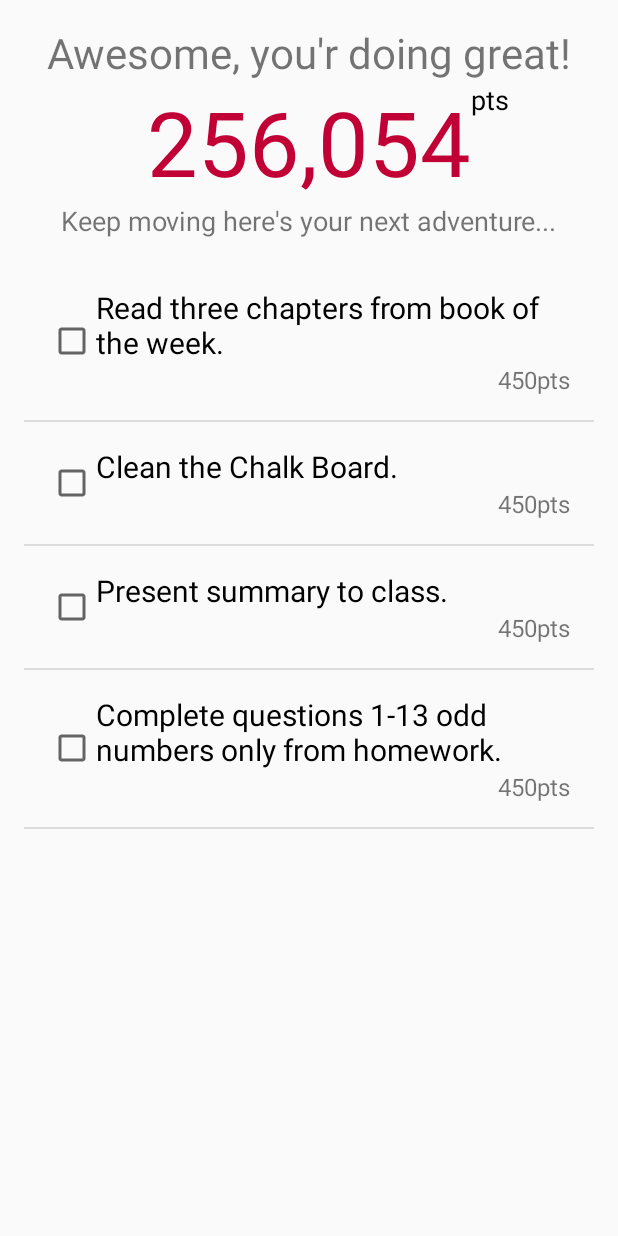
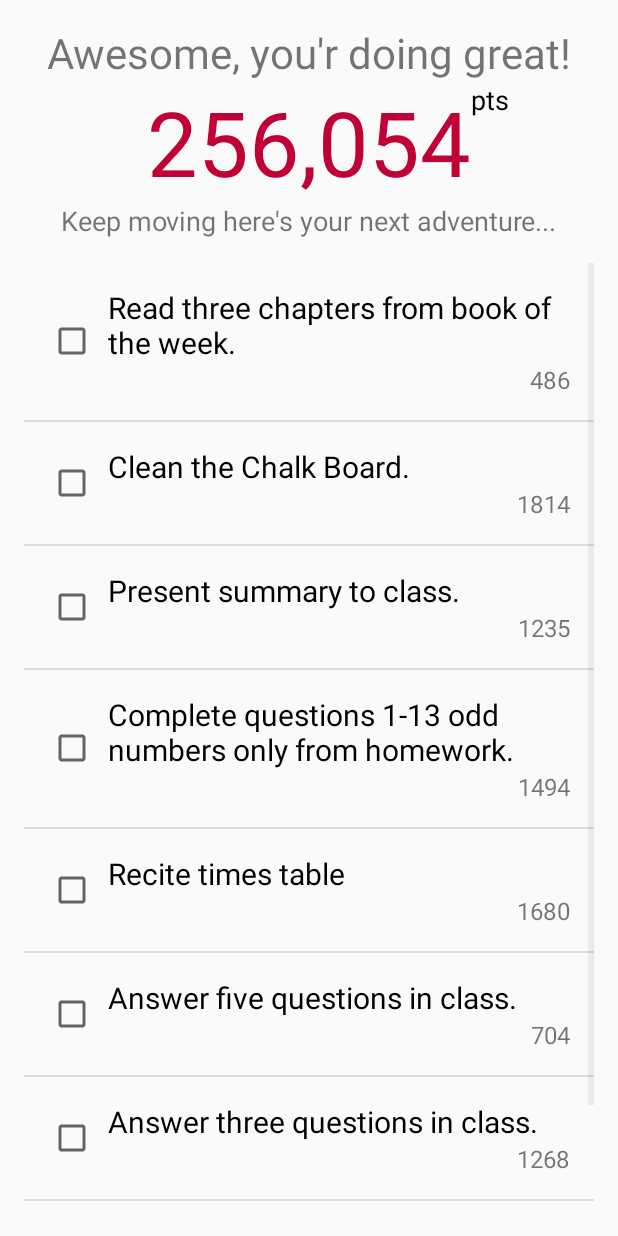
Before and after one commit to antpowell/UrbanCode-TAV, an Android app: the AdventureActivity screen opened directly, with no data from a screen before it, on a phone screen of 412 x 824 dp. Run offline under Robolectric (Android 15) with nearby library versions, the phone set to English and light mode, and no system bars.

Commit message:
adventure activity mostly complete, started on adventure description

```diff
--- a/TAV/app/build.gradle
+++ b/TAV/app/build.gradle
@@ -28,4 +28,5 @@ dependencies {
     compile 'com.android.support:design:25.1.0'
     testCompile 'junit:junit:4.12'
     compile 'com.google.android.gms:play-services-appindexing:8.4.0'
+    compile 'com.github.medyo:fancybuttons:1.8.3'
 }
--- a/TAV/app/src/main/java/com/anthony_powell/tav/AdventureActivity.java
+++ b/TAV/app/src/main/java/com/anthony_powell/tav/AdventureActivity.java
@@ -1,36 +1,59 @@
 package com.anthony_powell.tav;
 
+import android.content.Intent;
+import android.support.design.widget.Snackbar;
 import android.support.v7.app.AppCompatActivity;
 import android.os.Bundle;
+import android.view.DragEvent;
 import android.view.View;
 import android.widget.AdapterView;
 import android.widget.ArrayAdapter;
 import android.widget.ListAdapter;
 import android.widget.ListView;
+import android.widget.TextView;
 import android.widget.Toast;
+
+import java.util.ArrayList;
+import java.util.List;
+import java.util.Random;
 
 public class AdventureActivity extends AppCompatActivity {
 
  ListView listView;
- String[] adventureTitles ={"Read three chapters from book of the week.", "Clean the Chalk Board.", "Present summary to class.",
- "Complete questions 1-13 odd numbers only from homework."};
+ public Intent intent;
+
+ String[] adventureTitles = {"Read three chapters from book of the week.", "Clean the Chalk Board.", "Present summary to class.",
+   "Complete questions 1-13 odd numbers only from homework.", "Recite times table", "Answer five questions in class.", "Answer three questions in class.",
+   "Help pass out pencils."};
+ List<String> points =new ArrayList<String>();
+ AdventureItemAdapter adapter;
+
 
  @Override
  protected void onCreate(Bundle savedInstanceState) {
   super.onCreate(savedInstanceState);
   setContentView(R.layout.activity_adventure);
-  final ListAdapter adapter = new AdventureItemAdapter(this,  adventureTitles);
+
+  Random random = new Random();
+  for(int i = 0; i<=adventureTitles.length-1; i++){
+   points.add(String.valueOf((random.nextInt(1550)+ 450)));
+  }
+
+
+  adapter = new AdventureItemAdapter(this, adventureTitles, points);
   listView = (ListView) findViewById(R.id.adventure_listView);
   listView.setAdapter(adapter);
 
-  listView.setOnItemClickListener(new AdapterView.OnItemClickListener() {
-   @Override
-   public void onItemClick(AdapterView<?> parent, View view, int position, long id) {
-    Toast.makeText(AdventureActivity.this, "Great, now just accept your new adventure: "+ adapter.getItem(position), Toast.LENGTH_SHORT).show();
-   }
-  });
- }
- private void populateListView(){
+  intent = new Intent(AdventureActivity.this, AdventureDescriptionActivity.class);
+//  intent.putExtra("ADVENTURE_DESCRIPTION", adapter.getClickedItemText());
+//  startActivity(intent);
 
  }
+ public void descriptionIntent(){
+  intent = new Intent(AdventureActivity.this, AdventureDescriptionActivity.class);
+  intent.putExtra("ADVENTURE_DESCRIPTION", adapter.getClickedItemText());
+  intent.putExtra("ADVENTURE_POINTS", adapter.getClickedItemPoints());
+  startActivity(intent);
+ }
+
 }
--- a/TAV/app/src/main/java/com/anthony_powell/tav/AdventureItemAdapter.java
+++ b/TAV/app/src/main/java/com/anthony_powell/tav/AdventureItemAdapter.java
@@ -1,21 +1,39 @@
 package com.anthony_powell.tav;
 
+import android.app.Activity;
 import android.content.Context;
+import android.content.Intent;
 import android.support.annotation.NonNull;
 import android.text.Layout;
+import android.text.TextUtils;
 import android.view.LayoutInflater;
 import android.view.View;
 import android.view.ViewGroup;
 import android.widget.ArrayAdapter;
 import android.widget.TextView;
+import android.widget.Toast;
+
+import java.util.ArrayList;
+import java.util.List;
 
 /**
  * Created by powel on 2/19/2017.
  */
 
 public class AdventureItemAdapter extends ArrayAdapter<String> {
+ private String adventureDescription, clickedItemPoints;
+ List<String> points = new ArrayList<String>();
+ Activity activity;
+ Context context;
+
  public AdventureItemAdapter(Context context, String[] values) {
   super(context,R.layout.adventure_item_layout, values);
+ }
+ public AdventureItemAdapter(Context context, String[] values, List<String> points) {
+  super(context,R.layout.adventure_item_layout, values);
+  this.points = points;
+  this.context = context;
+  activity = (Activity) context;
  }
 
  @NonNull
@@ -24,13 +42,36 @@ public class AdventureItemAdapter extends ArrayAdapter<String> {
   LayoutInflater inflater = LayoutInflater.from(getContext());
   View view = inflater.inflate(R.layout.adventure_item_layout, parent, false);
 
-  String adventureName = getItem(position);
+  final String adventureName = getItem(position);
 
-  TextView adventure = (TextView) view.findViewById(R.id.adventure_title);
+  final TextView adventure = (TextView) view.findViewById(R.id.adventure_title);
+  final TextView pointsTV = (TextView) view.findViewById(R.id.adventure_point_value);
+
   adventure.setText(adventureName);
 
-  TextView points = (TextView) view.findViewById(R.id.points_text);
+  adventure.setOnClickListener(new View.OnClickListener() {
+   @Override
+   public void onClick(View v) {
+    adventureDescription = adventure.getText().toString();
 
+    ((AdventureActivity)context).descriptionIntent();
+
+   }
+  });
+
+  if(!points.isEmpty() && points.size()>0){
+   clickedItemPoints = points.get(position);
+   pointsTV.setText(points.get(position));
+
+  }
   return view;
  }
+
+ public String getClickedItemText(){
+  return TextUtils.isEmpty(adventureDescription) ? "Error getting your awesome adventure, try again.": adventureDescription;
+ }
+
+ public String getClickedItemPoints() {
+  return clickedItemPoints;
+ }
 }
--- a/TAV/app/src/main/res/layout/activity_login.xml
+++ b/TAV/app/src/main/res/layout/activity_login.xml
@@ -35,8 +35,8 @@
             android:layout_gravity="center"
             android:orientation="vertical">
             <ImageView
-                android:layout_width="150dp"
-                android:layout_height="150dp"
+                android:layout_width="200dp"
+                android:layout_height="200dp"
                 android:src="@drawable/ic_launcher"
                 android:layout_gravity="center_horizontal"
                 />
--- a/TAV/app/src/main/res/layout/adventure_item_layout.xml
+++ b/TAV/app/src/main/res/layout/adventure_item_layout.xml
@@ -4,6 +4,10 @@
               android:layout_width="match_parent"
               android:layout_height="match_parent"
     android:padding="16dp">
+    <TableRow
+        android:layout_width="match_parent"
+        android:layout_height="wrap_content"
+        android:id="@+id/adventure_item_tablerow">
         <RelativeLayout
             android:layout_width="match_parent"
             android:layout_height="wrap_content">
@@ -22,8 +26,10 @@
                 android:layout_alignParentTop="true"
                 android:layout_toEndOf="@+id/completion_checkbox"
                 android:textSize="20sp"
-            android:textColor="@color/colorBlack"/>
+                android:textColor="@color/colorBlack"
+                android:paddingLeft="8dp"/>
             <TextView
+                android:id="@+id/adventure_point_value"
                 android:layout_width="wrap_content"
                 android:layout_height="wrap_content"
                 android:text="450pts"
@@ -32,6 +38,8 @@
                 android:textSize="16sp"
                 android:layout_alignParentEnd="true"/>
         </RelativeLayout>
+    </TableRow>
+
 
 
 </RelativeLayout>
--- a/TAV/app/src/main/res/values/colors.xml
+++ b/TAV/app/src/main/res/values/colors.xml
@@ -3,7 +3,7 @@
     <color name="colorPrimary">#3F51B5</color>
     <color name="colorPrimaryDark">#303F9F</color>
     <color name="colorAccent">#FF4081</color>
-    <color name="colorBlackOverlay">#66000000</color>
+    <color name="colorBlackOverlay">#99000000</color>
     <color name="colorBlack">#000000</color>
     <color name="colorWhite">#BBFFFFFF</color>
     <color name="colorYellow">#FBBE55</color>
--- a/TAV/app/src/main/res/values/strings.xml
+++ b/TAV/app/src/main/res/values/strings.xml
@@ -2,7 +2,7 @@
     <string name="app_name">TAV</string>
 
     <!-- Strings related to login -->
-    <string name="prompt_email">Email</string>
+    <string name="prompt_email">E-mail</string>
     <string name="prompt_password">Password (optional)</string>
     <string name="action_sign_in">Sign in or register</string>
     <string name="action_sign_in_short">Sign in</string>
@@ -13,4 +13,5 @@
     <string name="permission_rationale">"Contacts permissions are needed for providing email
         completions."
     </string>
+    <string name="lorem">Lorem ipsum dolor sit amet, eu ullum ubique detracto sed, no meliore argumentum deterruisset vix. Mei at consul legimus definiebas, ne eum iisque suscipit complectitur. Mel ne probo admodum tractatos, omnesque vituperata mediocritatem ne sea.</string>
 </resources>
--- a/TAV/app/src/main/res/values/styles.xml
+++ b/TAV/app/src/main/res/values/styles.xml
@@ -6,6 +6,12 @@
         <item name="colorPrimary">@color/colorPrimary</item>
         <item name="colorPrimaryDark">@color/colorPrimaryDark</item>
         <item name="colorAccent">@color/colorAccent</item>
+        <item name="android:statusBarColor">@android:color/transparent</item>
+    </style>
+
+    <style name="RatingBar" parent="Theme.AppCompat">
+        <item name="colorControlNormal">@color/colorBlack</item>
+        <item name="colorControlActivated">@color/colorYellow</item>
     </style>
 
 </resources>
```
Also changed, not shown: TAV/app/src/main/AndroidManifest.xml (+8 -2 lines), TAV/app/src/main/java/com/anthony_powell/tav/AdventureDescriptionActivity.java (added, +38 -0 lines), TAV/app/src/main/res/layout/activity_description.xml (added, +115 -0 lines), TAV/app/src/main/res/drawable/header_bg.png (added). Lines whose indentation alone changed are shown as unchanged.
